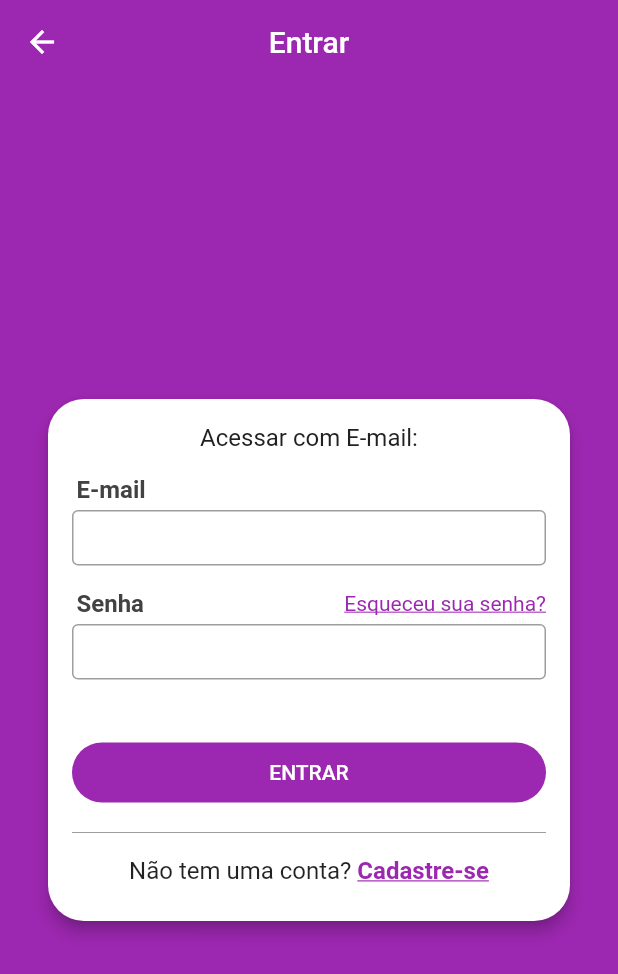
After one commit to marcosmanto/xlo_mobx, a Flutter app: the screen it shows after launch, in the side drawer, after a tap on "Acesse sua conta", on a phone screen of 412 x 824 dp. The commit adds this screen. Shown: the top 974 px of the screen. Run offline on Flutter 3.47's test engine with Material 2 defaults, Android fonts, the phone set to English and light mode, and no system bars; our stand-ins replace get_it, mobx, parse_server_sdk_flutter; generated files the repository leaves out were written again.

Commit message:
Created LoginScreen.

```diff
--- a/lib/components/custom_drawer/custom_drawer_header.dart
+++ b/lib/components/custom_drawer/custom_drawer_header.dart
@@ -1,11 +1,21 @@
 import 'package:flutter/material.dart';
+import 'package:xlo_mobx/screens/login/login_screen.dart';
 
 class CustomDrawerHeader extends StatelessWidget {
   const CustomDrawerHeader({super.key});
 
   @override
   Widget build(BuildContext context) {
-    return Container(
+    return GestureDetector(
+      onTap: () {
+        Navigator.of(context).pop();
+        Navigator.of(context).push(
+          MaterialPageRoute(
+            builder: (_) => LoginScreen(),
+          ),
+        );
+      },
+      child: Container(
         color: Colors.purple,
         height: 95,
         padding: EdgeInsets.symmetric(horizontal: 20),
@@ -43,6 +53,7 @@ class CustomDrawerHeader extends StatelessWidget {
             )
           ],
         ),
+      ),
     );
   }
 }
--- a/lib/main.dart
+++ b/lib/main.dart
@@ -31,10 +31,16 @@ class MyApp extends StatelessWidget {
 
   @override
   Widget build(BuildContext context) {
+    final themeData = ThemeData();
     return MaterialApp(
       title: 'XLO',
-      theme: ThemeData(
-        primarySwatch: Colors.blue,
+      theme: themeData.copyWith(
+        scaffoldBackgroundColor: Colors.purple,
+        appBarTheme: AppBarTheme(elevation: 0),
+        colorScheme: themeData.colorScheme.copyWith(
+          primary: Colors.purple,
+          secondary: Colors.cyanAccent[200],
+        ),
       ),
       home: BaseScreen(),
     );
--- a/lib/screens/base/base_screen.dart
+++ b/lib/screens/base/base_screen.dart
@@ -28,7 +28,8 @@ class _BaseScreenState extends State<BaseScreen> {
 
   @override
   Widget build(BuildContext context) {
-    return Scaffold(
+    return SafeArea(
+      child: Scaffold(
         body: PageView(
           controller: pageController,
           physics: NeverScrollableScrollPhysics(),
@@ -48,6 +49,7 @@ class _BaseScreenState extends State<BaseScreen> {
             ),
           ],
         ),
+      ),
     );
   }
 }
--- /dev/null
+++ b/lib/screens/login/login_screen.dart
@@ -0,0 +1,148 @@
+import 'package:flutter/material.dart';
+import 'package:xlo_mobx/screens/home/home_screen.dart';
+import 'package:xlo_mobx/screens/signup/signup_screen.dart';
+
+class LoginScreen extends StatelessWidget {
+  const LoginScreen({super.key});
+
+  @override
+  Widget build(BuildContext context) {
+    return Scaffold(
+      appBar: AppBar(
+        title: Text('Entrar'),
+        centerTitle: true,
+      ),
+      body: Container(
+        alignment: Alignment.center,
+        child: SingleChildScrollView(
+          child: Card(
+            shape:
+                RoundedRectangleBorder(borderRadius: BorderRadius.circular(24)),
+            margin: EdgeInsets.symmetric(horizontal: 32),
+            elevation: 4,
+            child: Padding(
+              padding: EdgeInsets.all(16),
+              child: Column(
+                mainAxisSize: MainAxisSize.min,
+                crossAxisAlignment: CrossAxisAlignment.stretch,
+                children: [
+                  Text(
+                    'Acessar com E-mail:',
+                    textAlign: TextAlign.center,
+                    style: TextStyle(
+                      color: Colors.grey[900],
+                      fontSize: 16,
+                      fontWeight: FontWeight.normal,
+                    ),
+                  ),
+                  Padding(
+                    padding: EdgeInsets.only(left: 3, bottom: 4, top: 16),
+                    child: Text(
+                      'E-mail',
+                      style: TextStyle(
+                        color: Colors.grey[800],
+                        fontSize: 16,
+                        fontWeight: FontWeight.w700,
+                      ),
+                    ),
+                  ),
+                  TextField(
+                    decoration: InputDecoration(
+                        border: OutlineInputBorder(),
+                        isDense: true,
+                        contentPadding:
+                            EdgeInsets.symmetric(horizontal: 8, vertical: 9)),
+                    keyboardType: TextInputType.emailAddress,
+                  ),
+                  Padding(
+                    padding: EdgeInsets.only(left: 3, bottom: 4, top: 16),
+                    child: Row(
+                      mainAxisAlignment: MainAxisAlignment.spaceBetween,
+                      children: [
+                        Text(
+                          'Senha',
+                          style: TextStyle(
+                            color: Colors.grey[800],
+                            fontSize: 16,
+                            fontWeight: FontWeight.w700,
+                          ),
+                        ),
+                        GestureDetector(
+                          onTap: () {},
+                          child: Text(
+                            'Esqueceu sua senha?',
+                            style: TextStyle(
+                                color: Theme.of(context).colorScheme.primary,
+                                decoration: TextDecoration.underline),
+                          ),
+                        ),
+                      ],
+                    ),
+                  ),
+                  TextField(
+                    decoration: InputDecoration(
+                      border: OutlineInputBorder(),
+                      isDense: true,
+                      contentPadding:
+                          EdgeInsets.symmetric(horizontal: 8, vertical: 9),
+                    ),
+                    keyboardType: TextInputType.emailAddress,
+                  ),
+                  const SizedBox(height: 30),
+                  Container(
+                    height: 40,
+                    margin: EdgeInsets.symmetric(vertical: 12),
+                    child: ElevatedButton(
+                      onPressed: () {},
+                      style: ElevatedButton.styleFrom(
+                        foregroundColor: Colors.white,
+                        backgroundColor: Theme.of(context).colorScheme.primary,
+                        elevation: 0,
+                        shape: RoundedRectangleBorder(
+                          borderRadius: BorderRadius.circular(20),
+                        ),
+                      ),
+                      child: Text('ENTRAR'),
+                    ),
+                  ),
+                  Divider(
+                    color: Colors.grey,
+                  ),
+                  Padding(
+                    padding: const EdgeInsets.symmetric(vertical: 8),
+                    child: Wrap(
+                      alignment: WrapAlignment.center,
+                      children: [
+                        Text(
+                          'Não tem uma conta? ',
+                          style: TextStyle(
+                            fontSize: 16,
+                          ),
+                        ),
+                        GestureDetector(
+                          onTap: () {
+                            Navigator.of(context).push(MaterialPageRoute(
+                                builder: (_) => SignUpScreen()));
+                          },
+                          child: Text(
+                            'Cadastre-se',
+                            style: TextStyle(
+                              decoration: TextDecoration.underline,
+                              color: Theme.of(context).colorScheme.primary,
+                              fontSize: 16,
+                              fontWeight: FontWeight.bold,
+                            ),
+                          ),
+                        )
+                      ],
+                    ),
+                  )
+                ],
+              ),
+            ),
+          ),
+        ),
+      ),
+    );
+  }
+}
--- /dev/null
+++ b/lib/screens/signup/signup_screen.dart
@@ -0,0 +1,10 @@
+import 'package:flutter/material.dart';
+
+class SignUpScreen extends StatelessWidget {
+  const SignUpScreen({super.key});
+
+  @override
+  Widget build(BuildContext context) {
+    return Container();
+  }
+}
```
Lines whose indentation alone changed are shown as unchanged.
